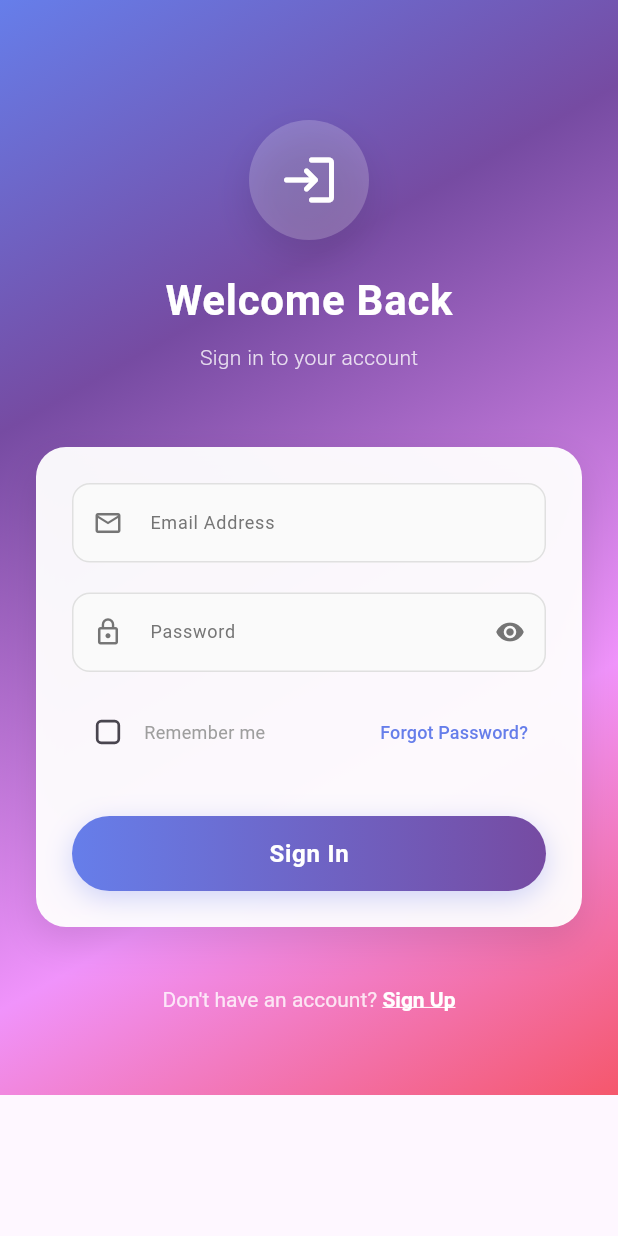
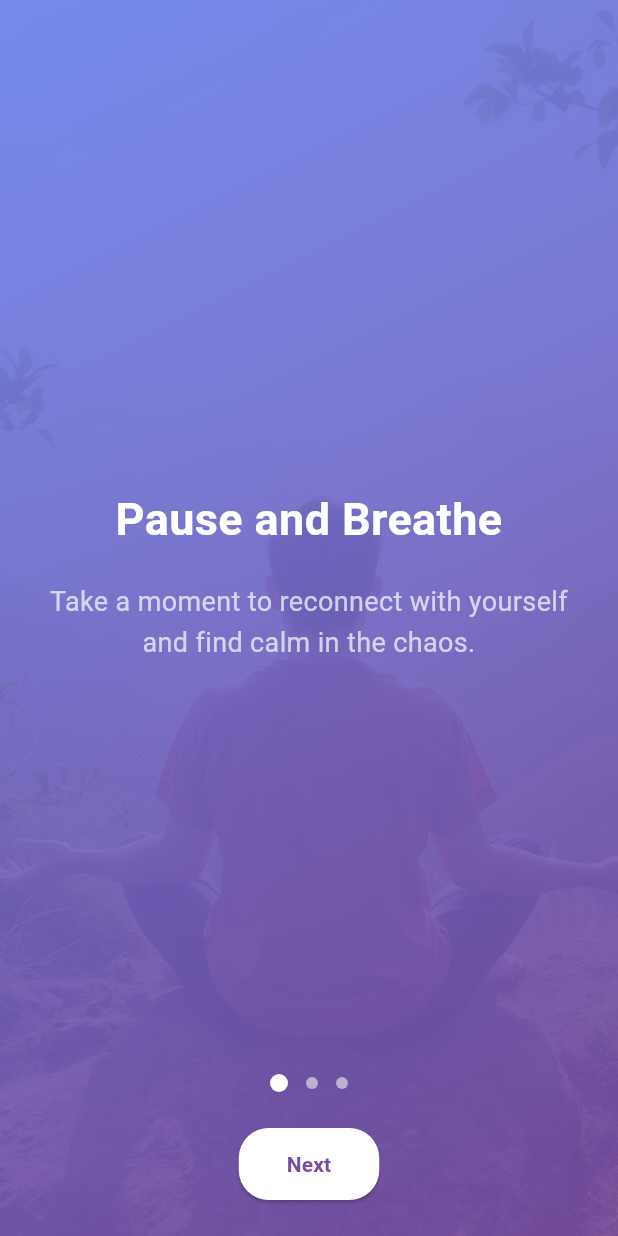
Before and after one commit to iradukunda12/safeNet_Rwanda, a Flutter app: the screen it shows after launch, on a phone screen of 412 x 824 dp. Run offline on Flutter 3.47's test engine with Material 3 defaults, Android fonts, the phone set to English and light mode, and no system bars; our stand-ins replace cloud_firestore, firebase_auth, firebase_core, flutter_riverpod, go_router; accounts and stored records are empty.

Commit message:
improve : add onboarding screen

```diff
--- a/lib/app/router.dart
+++ b/lib/app/router.dart
@@ -4,6 +4,10 @@ import '../features/auth/controllers/auth_controller.dart';
 import '../features/auth/views/sign_in_view.dart';
 import '../features/auth/views/sign_up_view.dart';
 import 'go_router_refresh_stream.dart';
+import '../features/onboarding/onboarding_view.dart';
+import '../features/onboarding/splash_view.dart';
+import '../features/Dashboard/DashboardLayout.dart';
+import '../features/Dashboard/DashboardHomeView.dart';
 
 final routerProvider = Provider<GoRouter>((ref) {
   final authState = ref.watch(authStateProvider);
@@ -13,8 +17,9 @@ final routerProvider = Provider<GoRouter>((ref) {
   );
 
   return GoRouter(
-    initialLocation: '/sign-in',
+    initialLocation: '/',
     refreshListenable: routerRefresh,
+
     redirect: (context, state) {
       final user = authState.maybeWhen(
         data: (user) => user,
@@ -23,16 +28,28 @@ final routerProvider = Provider<GoRouter>((ref) {
 
       final isAuth = user != null;
       final isAtAuth = state.uri.path == '/sign-in' || state.uri.path == '/sign-up';
+      final isAtOnboarding = state.uri.path == '/' || state.uri.path == '/onboarding';
 
-      // If not authenticated and trying to access protected routes, redirect to sign-in
-      if (!isAuth && !isAtAuth) return '/sign-in';
+      if (!isAuth && !isAtAuth && !isAtOnboarding) {
+        return '/sign-in';
+      }
 
-      // If authenticated and at auth screen, redirect to home (you might want to add this later)
-      // if (isAuth && isAtAuth) return '/home';
+      if (isAuth && (state.uri.path == '/' || state.uri.path == '/sign-in' || state.uri.path == '/sign-up')) {
+        return '/dashboard';
+      }
 
-      return null; // No redirect needed
+      return null;
     },
+
     routes: [
+      GoRoute(
+        path: '/',
+        builder: (context, state) => const SplashView(),
+      ),
+      GoRoute(
+        path: '/onboarding',
+        builder: (context, state) => const OnboardingView(),
+      ),
       GoRoute(
         path: '/sign-in',
         builder: (context, state) => const SignInView(),
@@ -41,6 +58,20 @@ final routerProvider = Provider<GoRouter>((ref) {
         path: '/sign-up',
         builder: (context, state) => const SignUpView(),
       ),
+
+      /// 👇 Authenticated layout
+      ShellRoute(
+        builder: (context, state, child) {
+          return DashboardLayout(child: child);
+        },
+        routes: [
+          GoRoute(
+            path: '/dashboard',
+            builder: (context, state) => const DashboardHomeView(),
+          ),
+          // You can add more authenticated routes here
+        ],
+      ),
     ],
   );
 });
--- a/lib/features/auth/controllers/auth_controller.dart
+++ b/lib/features/auth/controllers/auth_controller.dart
@@ -16,3 +16,8 @@ final authRepositoryProvider = Provider<AuthRepository>((ref) {
 final authStateProvider = StreamProvider<User?>((ref) {
   return FirebaseAuth.instance.authStateChanges();
 });
+
+final currentUserProvider = Provider<User?>((ref) {
+  final authRepository = ref.read(authRepositoryProvider);
+  return authRepository.getCurrentUser();
+});
--- a/lib/features/auth/views/sign_in_view.dart
+++ b/lib/features/auth/views/sign_in_view.dart
@@ -71,15 +71,15 @@ Future<void> _signIn() async {
     );
 
     if (mounted) {
-      NotificationService.showToast('Welcome back! 🎉');
+      NotificationService.showOverlayMessage(context,'Welcome back! 🎉');
 
       await Future.delayed(const Duration(milliseconds: 500));
 
-      GoRouter.of(context).go('/home'); // Navigate after successful login
+      GoRouter.of(context).go('/dashboard');  // <---- Redirect to dashboard here
     }
   } catch (e) {
     if (mounted) {
-      NotificationService.showToast('Sign in failed: ${e.toString()}');
+      NotificationService.showOverlayMessage(context,'Sign in failed: ${e.toString()}');
     }
   } finally {
     if (mounted) {
@@ -92,11 +92,13 @@ Future<void> _signIn() async {
 
   bool _validateForm() {
     if (!_formKey.currentState!.validate()) {
-      NotificationService.showToast('Please fill all fields correctly');
+      NotificationService.showOverlayMessage(context,'Please fill all fields correctly');
       return false;
     }
     return true;
   }
+
+
 @override
 Widget build(BuildContext context) {
   return Scaffold(
--- /dev/null
+++ b/lib/features/onboarding/onboarding_view.dart
@@ -0,0 +1,159 @@
+import 'package:flutter/material.dart';
+import 'package:go_router/go_router.dart';
+
+class OnboardingView extends StatefulWidget {
+  const OnboardingView({super.key});
+
+  @override
+  State<OnboardingView> createState() => _OnboardingViewState();
+}
+
+class _OnboardingViewState extends State<OnboardingView> {
+  final PageController _pageController = PageController();
+  int _currentIndex = 0;
+
+  final List<Map<String, String>> onboardingData = [
+    {
+      "image": "assets/calm.jpg",
+      "title": "Pause and Breathe",
+      "subtitle": "Take a moment to reconnect with yourself and find calm in the chaos."
+    },
+    {
+      "image": "assets/secure.jpg",
+      "title": "Your Mental Safe Space",
+      "subtitle": "Journal your thoughts, track your feelings, and grow with guidance."
+    },
+    {
+      "image": "assets/support.jpg",
+      "title": "Help Is Always Here",
+      "subtitle": "You're never alone — access support when you need it most."
+    },
+  ];
+
+  void _nextPage() {
+    if (_currentIndex < onboardingData.length - 1) {
+      _pageController.nextPage(
+        duration: const Duration(milliseconds: 300),
+        curve: Curves.easeInOut,
+      );
+    } else {
+      context.go('/sign-in');
+    }
+  }
+
+  @override
+  Widget build(BuildContext context) {
+    final item = onboardingData[_currentIndex];
+
+    return Scaffold(
+      body: Stack(
+        children: [
+          // Background image
+          Positioned.fill(
+            child: Image.asset(
+              item['image']!,
+              fit: BoxFit.cover,
+            ),
+          ),
+
+          // Stronger gradient overlay
+          Positioned.fill(
+            child: Container(
+              decoration: const BoxDecoration(
+                gradient: LinearGradient(
+                  colors: [
+                    Color(0xE6667eea), // 90% opacity
+                    Color(0xE6764ba2)
+                  ],
+                  begin: Alignment.topLeft,
+                  end: Alignment.bottomRight,
+                ),
+              ),
+            ),
+          ),
+
+          // Onboarding content
+          SafeArea(
+            child: Column(
+              children: [
+                Expanded(
+                  child: PageView.builder(
+                    controller: _pageController,
+                    onPageChanged: (index) => setState(() => _currentIndex = index),
+                    itemCount: onboardingData.length,
+                    itemBuilder: (context, index) {
+                      final slide = onboardingData[index];
+                      return Padding(
+                        padding: const EdgeInsets.all(24.0),
+                        child: Column(
+                          mainAxisAlignment: MainAxisAlignment.center,
+                          children: [
+                            const SizedBox(height: 50),
+                            Text(
+                              slide["title"]!,
+                              style: const TextStyle(
+                                fontSize: 30,
+                                color: Colors.white,
+                                fontWeight: FontWeight.w700,
+                              ),
+                              textAlign: TextAlign.center,
+                            ),
+                            const SizedBox(height: 20),
+                            Text(
+                              slide["subtitle"]!,
+                              style: const TextStyle(
+                                fontSize: 18,
+                                color: Colors.white70,
+                                height: 1.5,
+                              ),
+                              textAlign: TextAlign.center,
+                            ),
+                          ],
+                        ),
+                      );
+                    },
+                  ),
+                ),
+
+                // Page Indicators
+                Row(
+                  mainAxisAlignment: MainAxisAlignment.center,
+                  children: List.generate(onboardingData.length, (i) {
+                    return AnimatedContainer(
+                      duration: const Duration(milliseconds: 300),
+                      margin: const EdgeInsets.symmetric(horizontal: 6),
+                      width: i == _currentIndex ? 12 : 8,
+                      height: i == _currentIndex ? 12 : 8,
+                      decoration: BoxDecoration(
+                        color: i == _currentIndex ? Colors.white : Colors.white54,
+                        shape: BoxShape.circle,
+                      ),
+                    );
+                  }),
+                ),
+
+                const SizedBox(height: 24),
+
+                // Action Button
+                ElevatedButton(
+                  onPressed: _nextPage,
+                  style: ElevatedButton.styleFrom(
+                    backgroundColor: Colors.white,
+                    foregroundColor: const Color(0xFF764ba2),
+                    padding: const EdgeInsets.symmetric(horizontal: 32, vertical: 14),
+                    shape: RoundedRectangleBorder(borderRadius: BorderRadius.circular(20)),
+                  ),
+                  child: Text(
+                    _currentIndex == onboardingData.length - 1 ? "Get Started" : "Next",
+                    style: const TextStyle(fontWeight: FontWeight.bold),
+                  ),
+                ),
+                const SizedBox(height: 24),
+              ],
+            ),
+          ),
+        ],
+      ),
+    );
+  }
+}
```
Also changed, not shown: lib/features/Dashboard/DashboardHomeView.dart (added, +12 -0 lines), lib/features/Dashboard/DashboardLayout.dart (added, +18 -0 lines), lib/features/auth/repositories/auth_repository.dart (+26 -2 lines), lib/features/auth/views/sign_up_view.dart (+10 -13 lines), lib/features/onboarding/splash_view.dart (added, +64 -0 lines), lib/services/notification_service.dart (+73 -9 lines), lib/widgets/Dashboard/bottom_section.dart (added, +14 -0 lines), lib/widgets/Dashboard/top_section.dart (added, +113 -0 lines), pubspec.yaml (+7 -0 lines), assets/calm.jpg (added), assets/logo.png (added), assets/secure.jpg (added), assets/support.jpg (added), pubspec.lock, 6 other files.
